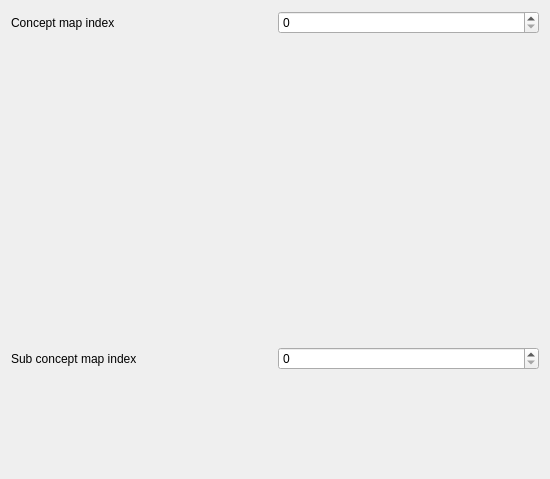
Qt form qtbrainweavertestcreatesubconceptmapdialog.ui (richelbilderbeek/BrainWeaver) before a commit; both pictures show x 0 to 550 and y 0 to 479 of the 550 by 687 pixel window.
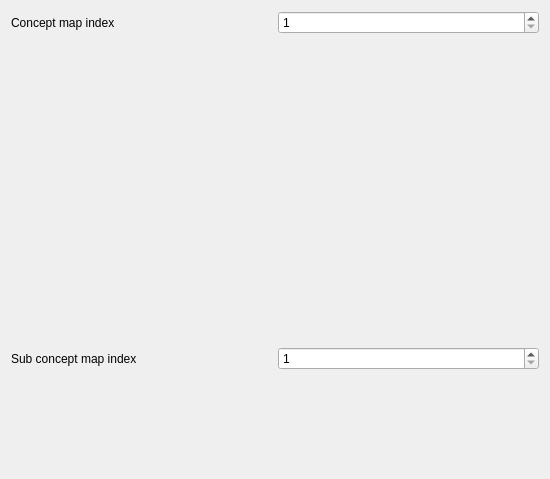
The same form after that commit.

Patch:
```diff
--- a/qtbrainweavertestcreatesubconceptmapdialog.ui
+++ b/qtbrainweavertestcreatesubconceptmapdialog.ui
@@ -24,7 +24,11 @@
       </widget>
      </item>
      <item>
-      <widget class="QSpinBox" name="box_index"/>
+      <widget class="QSpinBox" name="box_index">
+       <property name="minimum">
+        <number>1</number>
+       </property>
+      </widget>
      </item>
     </layout>
    </item>
@@ -48,7 +52,14 @@
       </widget>
      </item>
      <item>
-      <widget class="QSpinBox" name="box_index_sub"/>
+      <widget class="QSpinBox" name="box_index_sub">
+       <property name="minimum">
+        <number>1</number>
+       </property>
+       <property name="value">
+        <number>1</number>
+       </property>
+      </widget>
      </item>
     </layout>
    </item>
```
